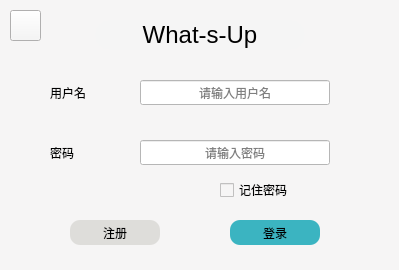
This is client/ui/logindialog.ui in pechpo/What-s-up as Qt 5 draws it before an edit. The edited form follows.
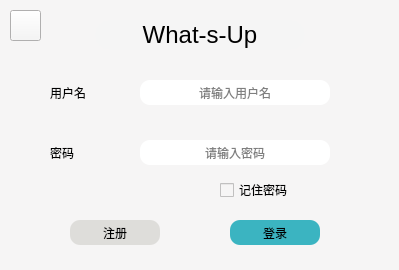
This is the edited form. Icons and pictures are not drawn.

Patch:
```diff
--- a/client/ui/logindialog.ui
+++ b/client/ui/logindialog.ui
@@ -144,7 +144,8 @@
      </rect>
     </property>
     <property name="styleSheet">
-     <string notr="true">background-color: rgb(255, 255, 255);</string>
+     <string notr="true">background-color: rgb(255, 255, 255);
+border-radius:10px;</string>
     </property>
     <property name="echoMode">
      <enum>QLineEdit::Password</enum>
@@ -166,7 +167,8 @@
      </rect>
     </property>
     <property name="styleSheet">
-     <string notr="true">background-color: rgb(255, 255, 255);</string>
+     <string notr="true">background-color: rgb(255, 255, 255);
+border-radius:10px;</string>
     </property>
     <property name="inputMethodHints">
      <set>Qt::ImhNone</set>
```
